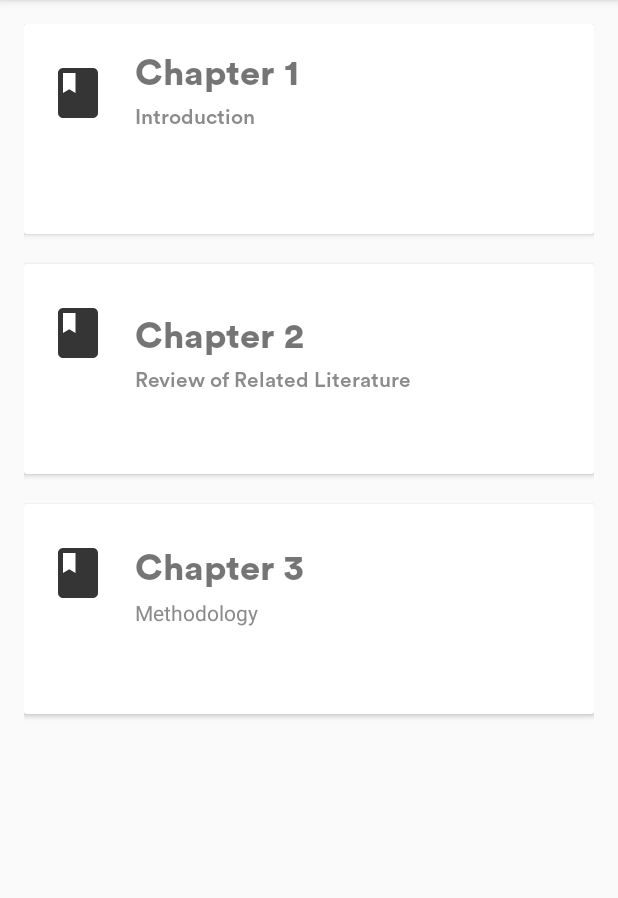
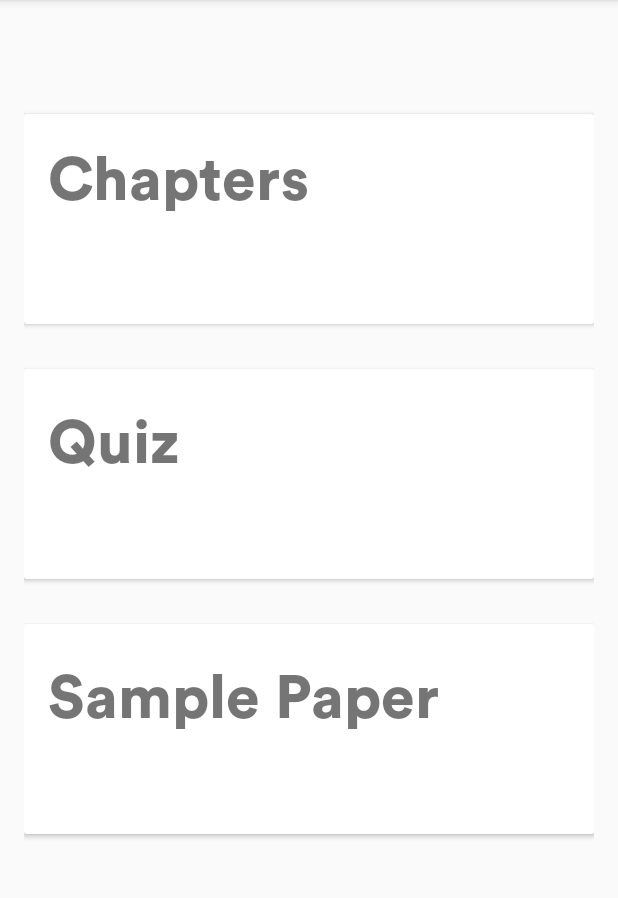
Before and after one commit to stanlo-icnhs/ResearchGo, an Android app: the screen it shows after launch (MainActivity), on a phone screen of 412 x 824 dp, the part 84-982 px from its top. Run offline under Robolectric (Android 15) with nearby library versions, the phone set to English and light mode, and no system bars.

Commit message:
OneUI Styled Menu BETA2.0

```diff
--- a/app/src/main/res/layout/activity_main.xml
+++ b/app/src/main/res/layout/activity_main.xml
@@ -14,12 +14,14 @@
     <LinearLayout
         android:layout_width="match_parent"
         android:orientation="vertical"
+        android:layout_marginTop="30dp"
         android:layout_height="140dp">
 
         <androidx.cardview.widget.CardView
             android:id="@+id/chapters"
             android:foreground="?android:attr/selectableItemBackground"
             android:layout_width="match_parent"
+            android:layout_marginTop="30dp"
             android:layout_height="140dp">
 
             <RelativeLayout
@@ -29,15 +31,6 @@
                 android:elevation="4dp"
                 android:padding="16dp">
 
-                <ImageView
-                    android:id="@+id/cardview_image4"
-                    android:layout_width="40dp"
-                    android:layout_height="40dp"
-                    android:layout_alignParentTop="true"
-                    android:layout_marginTop="10dp"
-                    android:layout_marginRight="18dp"
-                    android:src="@drawable/ic_book" />
-
                 <TextView
                     android:id="@+id/cardview_list_title"
                     android:layout_width="wrap_content"
@@ -46,17 +39,8 @@
                     android:layout_toRightOf="@+id/cardview_image4"
                     android:paddingBottom="5dp"
                     android:fontFamily="@font/circular_std_black"
-                    android:text="Chapter 1 "
-                    android:textSize="24sp" />
-                <TextView
-                    android:id="@+id/short_description11"
-                    android:layout_width="wrap_content"
-                    android:layout_height="wrap_content"
-                    android:layout_below="@+id/cardview_list_title"
-                    android:layout_toRightOf="@+id/cardview_image4"
-                    android:fontFamily="@font/circular_std_medium"
-                    android:text="Introduction"
-                    android:textColor="#8b8b8b" />
+                    android:text="Chapters"
+                    android:textSize="40sp" />
 
             </RelativeLayout>
 
@@ -66,7 +50,7 @@
             android:id="@+id/quizzes"
             android:layout_width="match_parent"
             android:layout_height="140dp"
-            android:layout_marginTop="20dp">
+            android:layout_marginTop="30dp">
 
             <RelativeLayout
                 android:layout_width="match_parent"
@@ -75,36 +59,17 @@
                 android:elevation="4dp"
                 android:padding="16dp">
 
-                <ImageView
-                    android:id="@+id/cardview_image1"
-                    android:layout_width="40dp"
-                    android:layout_height="40dp"
-                    android:layout_alignParentTop="true"
-                    android:layout_marginTop="10dp"
-                    android:layout_marginRight="18dp"
-                    android:src="@drawable/ic_book" />
-
                 <TextView
                     android:id="@+id/cardview_list_title1"
                     android:layout_width="wrap_content"
                     android:layout_height="wrap_content"
                     android:layout_alignParentTop="true"
-                    android:layout_marginTop="15dp"
+                    android:layout_marginTop="5dp"
                     android:fontFamily="@font/circular_std_black"
                     android:layout_toRightOf="@+id/cardview_image1"
                     android:paddingBottom="5dp"
-                    android:text="Chapter 2"
-                    android:textSize="24sp" />
-
-                <TextView
-                    android:id="@+id/short_description12"
-                    android:layout_width="wrap_content"
-                    android:layout_height="wrap_content"
-                    android:layout_below="@+id/cardview_list_title1"
-                    android:layout_toRightOf="@+id/cardview_image1"
-                    android:fontFamily="@font/circular_std_medium"
-                    android:text="Review of Related Literature"
-                    android:textColor="#8b8b8b" />
+                    android:text="Quiz"
+                    android:textSize="40sp" />
 
             </RelativeLayout>
 
@@ -114,7 +79,7 @@
             android:id="@+id/sample"
             android:layout_width="match_parent"
             android:layout_height="140dp"
-            android:layout_marginTop="20dp">
+            android:layout_marginTop="30dp">
 
             <RelativeLayout
                 android:layout_width="match_parent"
@@ -123,35 +88,17 @@
                 android:elevation="4dp"
                 android:padding="16dp">
 
-                <ImageView
-                    android:id="@+id/cardview_image3"
-                    android:layout_width="40dp"
-                    android:layout_height="40dp"
-                    android:layout_alignParentTop="true"
-                    android:layout_marginTop="10dp"
-                    android:layout_marginRight="18dp"
-                    android:src="@drawable/ic_book" />
-
                 <TextView
                     android:id="@+id/cardview_list_title3"
                     android:layout_width="wrap_content"
                     android:layout_height="wrap_content"
                     android:fontFamily="@font/circular_std_black"
                     android:layout_alignParentTop="true"
-                    android:layout_marginTop="10dp"
+                    android:layout_marginTop="5dp"
                     android:layout_toRightOf="@+id/cardview_image3"
                     android:paddingBottom="5dp"
-                    android:text="Chapter 3"
-                    android:textSize="24sp" />
-
-                <TextView
-                    android:id="@+id/short_description"
-                    android:layout_width="wrap_content"
-                    android:layout_height="wrap_content"
-                    android:layout_below="@+id/cardview_list_title3"
-                    android:layout_toRightOf="@+id/cardview_image3"
-                    android:text="Methodology"
-                    android:textColor="#8b8b8b" />
+                    android:text="Sample Paper"
+                    android:textSize="40sp" />
 
             </RelativeLayout>
 
```
